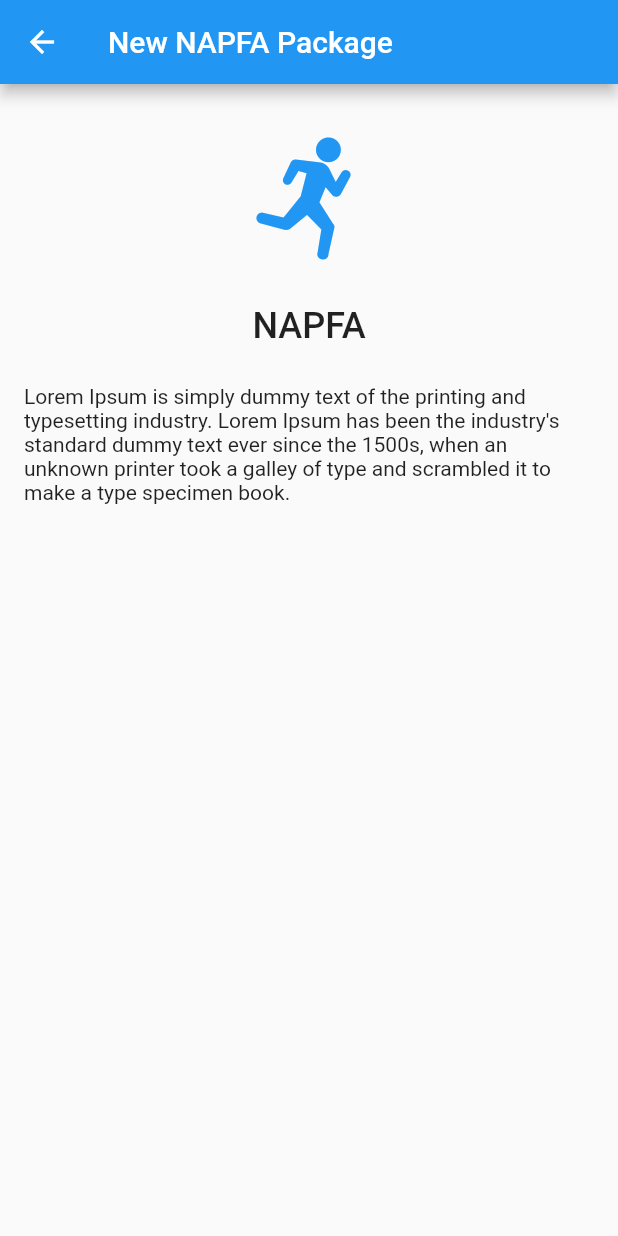
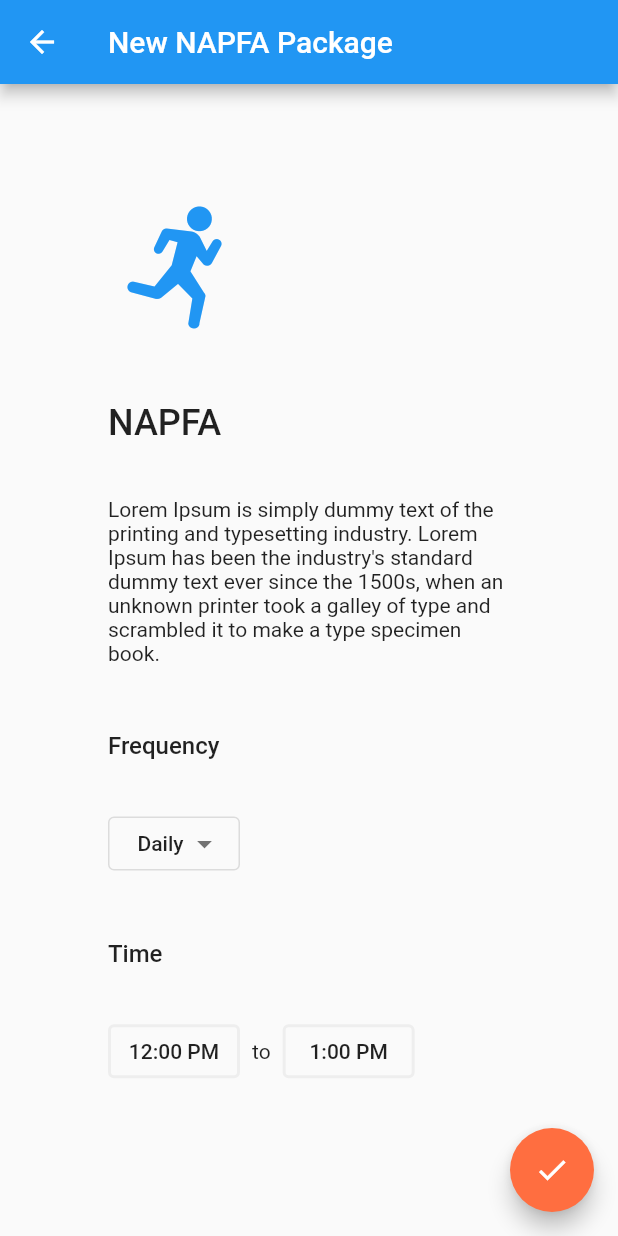
Before and after one commit to CZX123/Fit, a Flutter app: the NewActivityScreen screen opened directly, after a tap on "NAPFA", on a phone screen of 412 x 824 dp. Run offline on Flutter 3.47's test engine with Material 2 defaults, Android fonts, the phone set to English and light mode, and no system bars; our stand-ins replace dynamic_theme; Roboto replaces fonts that are missing (Renner*); statements that could not run were skipped.

Commit message:
Added addActivity screens

```diff
--- /dev/null
+++ b/lib/addActivity.dart
@@ -0,0 +1,388 @@
+import 'dart:async';
+import 'package:flutter/foundation.dart';
+import 'package:flutter/material.dart';
+import 'newActivity.dart';
+
+class AddActivityScreen extends StatefulWidget {
+  const AddActivityScreen({
+    Key key,
+    this.icon: Icons.help,
+    this.image,
+    @required this.name,
+    @required this.description,
+    this.packageTasks,
+  }) : super(key: key);
+
+  final IconData icon;
+  final String image;
+  final String name;
+  final String description;
+  final List<Task> packageTasks;
+
+  @override
+  _AddActivityScreenState createState() => new _AddActivityScreenState();
+}
+
+enum Answer { THRICE, TWICE, DAILY, TWODAYS, THREEDAYS, FIVEDAYS, WEEKLY }
+
+class _AddActivityScreenState extends State<AddActivityScreen> {
+  List<TimeOfDay> _fromTime = [const TimeOfDay(hour: 12, minute: 00)];
+  List<TimeOfDay> _toTime = [const TimeOfDay(hour: 13, minute: 00)];
+  bool _validate = false;
+  List<String> _frequency = [
+    'Three Times a Day',
+    'Twice a Day',
+    'Daily',
+    'Every 2 Days',
+    'Every 3 Days',
+    'Every 5 Days',
+    'Weekly'
+  ];
+  String _selectedFrequency = 'Daily';
+
+  void setFrequency(String newValue) {
+    setState(() {
+      _selectedFrequency = newValue;
+    });
+  }
+
+  Future<Null> _changeFrequency() async {
+    switch (await showDialog(
+      context: context,
+      builder: (context) {
+        return new SimpleDialog(
+          title: new Text(
+            'Change Frequency',
+            style: new TextStyle(
+              height: 1.2,
+              fontFamily: 'Renner*',
+            ),
+          ),
+          children: _frequency.map((String value) {
+            return new SimpleDialogOption(
+              onPressed: () {
+                Navigator.pop(
+                    context, Answer.values[_frequency.indexOf(value)]);
+              },
+              child: new Padding(
+                padding: const EdgeInsets.symmetric(vertical: 4.0),
+                child: new Text(
+                  value,
+                  textAlign: TextAlign.left,
+                ),
+              ),
+            );
+          }).toList(),
+        );
+      },
+    )) {
+      case Answer.THRICE:
+        setFrequency(_frequency[0]);
+        break;
+      case Answer.TWICE:
+        setFrequency(_frequency[1]);
+        break;
+      case Answer.DAILY:
+        setFrequency(_frequency[2]);
+        break;
+      case Answer.TWODAYS:
+        setFrequency(_frequency[3]);
+        break;
+      case Answer.THREEDAYS:
+        setFrequency(_frequency[4]);
+        break;
+      case Answer.FIVEDAYS:
+        setFrequency(_frequency[5]);
+        break;
+      case Answer.WEEKLY:
+        setFrequency(_frequency[6]);
+        break;
+    }
+  }
+
+  @override
+  Widget build(BuildContext context) {
+    _validate = true;
+    if (_selectedFrequency == _frequency[0] && _fromTime.length != 3) {
+      _fromTime = [
+        const TimeOfDay(hour: 7, minute: 00),
+        const TimeOfDay(hour: 12, minute: 00),
+        const TimeOfDay(hour: 17, minute: 00),
+      ];
+      _toTime = [
+        const TimeOfDay(hour: 8, minute: 00),
+        const TimeOfDay(hour: 13, minute: 00),
+        const TimeOfDay(hour: 18, minute: 00),
+      ];
+    } else if (_selectedFrequency == _frequency[1] && _fromTime.length != 2) {
+      if (_fromTime.length == 3) {
+        _fromTime.removeLast();
+        _toTime.removeLast();
+      } else {
+        _fromTime = [
+          const TimeOfDay(hour: 8, minute: 00),
+          const TimeOfDay(hour: 15, minute: 00),
+        ];
+        _toTime = [
+          const TimeOfDay(hour: 9, minute: 00),
+          const TimeOfDay(hour: 16, minute: 00),
+        ];
+      }
+    } else if (_selectedFrequency != _frequency[0] &&
+        _selectedFrequency != _frequency[1] &&
+        _fromTime.length != 1) {
+      if (_fromTime.length == 3) {
+        _fromTime.removeRange(1, 3);
+        _toTime.removeRange(1, 3);
+      } else {
+        _fromTime.removeLast();
+        _toTime.removeLast();
+      }
+    }
+
+    final List<Row> listTimings = [];
+
+    for (int i = 0; i < _fromTime.length; i++) {
+      bool validate = _fromTime[i].hour < _toTime[i].hour ||
+          _fromTime[i].hour == _toTime[i].hour &&
+              _fromTime[i].minute < _toTime[i].minute;
+      if (!validate) _validate = false;
+      listTimings.add(new Row(
+        mainAxisAlignment: MainAxisAlignment.start,
+        crossAxisAlignment: CrossAxisAlignment.baseline,
+        textBaseline: TextBaseline.alphabetic,
+        children: <Widget>[
+          new _TimePicker(
+            initialTime: _fromTime[i],
+            selectTime: (TimeOfDay time) {
+              setState(() {
+                _fromTime[i] = time;
+              });
+            },
+            validate: validate,
+          ),
+          new Padding(
+            padding: const EdgeInsets.symmetric(horizontal: 8.0),
+            child: new Text('to'),
+          ),
+          new _TimePicker(
+            initialTime: _toTime[i],
+            selectTime: (TimeOfDay time) {
+              setState(() {
+                _toTime[i] = time;
+              });
+            },
+            validate: validate,
+          ),
+        ],
+      ));
+    }
+
+    final IconData icon = widget.icon;
+    final String image = widget.image;
+    final String name = widget.name;
+    final String description = widget.description;
+    final List<Task> packageTasks = widget.packageTasks;
+    final bool darkMode = Theme.of(context).brightness == Brightness.dark;
+    final String packageOrTask = packageTasks != null ? 'Package' : 'Task';
+    final double height = MediaQuery.of(context).size.height;
+    final double windowTopPadding = MediaQuery.of(context).padding.top;
+
+    return new Scaffold(
+      backgroundColor: darkMode ? Colors.grey[900] : Colors.grey[50],
+      appBar: new AppBar(
+        backgroundColor: darkMode ? Colors.grey[800] : Colors.blue,
+        title: new Text(
+          'New $name $packageOrTask',
+          style: new TextStyle(
+            height: 1.2,
+            fontFamily: 'Renner*',
+            fontSize: 20.0,
+            fontWeight: FontWeight.w500,
+          ),
+        ),
+      ),
+      body: new SingleChildScrollView(
+        padding: const EdgeInsets.symmetric(horizontal: 72.0, vertical: 32.0),
+        child: new ConstrainedBox(
+          constraints: new BoxConstraints(
+            minHeight: height - 120.0 - windowTopPadding,
+          ),
+          child: new Column(
+            mainAxisAlignment: MainAxisAlignment.spaceEvenly,
+            crossAxisAlignment: CrossAxisAlignment.start,
+            children: <Widget>[
+              new Container(),
+              new SizedBox(
+                height: 96.0,
+                width: 96.0,
+                child: new Hero(
+                  tag: name,
+                  child: (image != null)
+                      ? new Image.asset(
+                          image,
+                          fit: BoxFit.contain,
+                        )
+                      : new FittedBox(
+                          child: new Icon(
+                            icon,
+                            color: darkMode ? Colors.lightBlue : Colors.blue,
+                          ),
+                        ),
+                ),
+              ),
+              new Padding(
+                padding: const EdgeInsets.fromLTRB(0.0, 24.0, 0.0, 8.0),
+                child: new Text(
+                  name,
+                  textAlign: TextAlign.center,
+                  style: new TextStyle(
+                    height: 1.2,
+                    fontFamily: 'Renner*',
+                    fontSize: 24.0,
+                    fontWeight: FontWeight.w500,
+                  ),
+                ),
+              ),
+              new Padding(
+                padding: const EdgeInsets.symmetric(vertical: 8.0),
+                child: new Text(description),
+              ),
+              new Padding(
+                padding: const EdgeInsets.fromLTRB(0.0, 16.0, 0.0, 4.0),
+                child: new Text(
+                  'Frequency',
+                  //textAlign: TextAlign.center,
+                  style: new TextStyle(
+                    height: 1.2,
+                    fontFamily: 'Renner*',
+                    fontSize: 16.0,
+                    fontWeight: FontWeight.w500,
+                  ),
+                ),
+              ),
+              new Container(
+                padding: const EdgeInsets.symmetric(vertical: 8.0),
+                alignment: Alignment.centerLeft,
+                child: new OutlineButton(
+                  shape: new RoundedRectangleBorder(
+                    borderRadius: new BorderRadius.all(
+                      const Radius.circular(4.0),
+                    ),
+                  ),
+                  highlightElevation: 0.0,
+                  highlightedBorderColor:
+                      darkMode ? Colors.lightBlue : Colors.blue,
+                  padding: const EdgeInsets.fromLTRB(16.0, 4.0, 8.0, 4.0),
+                  child: new Row(
+                    mainAxisSize: MainAxisSize.min,
+                    children: <Widget>[
+                      new Text(_selectedFrequency),
+                      new Padding(
+                        padding: const EdgeInsets.only(left: 2.0),
+                        child: new Icon(
+                          Icons.arrow_drop_down,
+                          color: darkMode ? Colors.white : Colors.black54,
+                        ),
+                      ),
+                    ],
+                  ),
+                  onPressed: () {
+                    _changeFrequency();
+                  },
+                ),
+              ),
+              new Padding(
+                padding: const EdgeInsets.fromLTRB(0.0, 12.0, 0.0, 4.0),
+                child: new Text(
+                  _fromTime.length == 1 ? 'Time' : 'Timings',
+                  //textAlign: TextAlign.center,
+                  style: new TextStyle(
+                    height: 1.2,
+                    fontFamily: 'Renner*',
+                    fontSize: 16.0,
+                    fontWeight: FontWeight.w500,
+                  ),
+                ),
+              ),
+              new Padding(
+                padding: const EdgeInsets.symmetric(vertical: 8.0),
+                child: new Column(
+                  children: listTimings,
+                ),
+              ),
+              new Container(),
+              new Container(),
+            ],
+          ),
+        ),
+      ),
+      floatingActionButton: _validate
+          ? new FloatingActionButton(
+              tooltip: 'Add Activity',
+              child: new Icon(Icons.check),
+              onPressed: () {
+                print(_fromTime);
+                print(_toTime);
+                print(_selectedFrequency);
+              },
+            )
+          : null,
+    );
+  }
+}
+
+class _TimePicker extends StatelessWidget {
+  const _TimePicker({Key key, this.initialTime, this.selectTime, this.validate})
+      : super(key: key);
+
+  final TimeOfDay initialTime;
+  final ValueChanged<TimeOfDay> selectTime;
+  final bool validate;
+
+  Future<Null> _selectTime(BuildContext context) async {
+    final TimeOfDay picked = await showTimePicker(
+      context: context,
+      initialTime: initialTime,
+    );
+    if (picked != null && picked != initialTime) selectTime(picked);
+  }
+
+  @override
+  Widget build(BuildContext context) {
+    final bool darkMode = Theme.of(context).brightness == Brightness.dark;
+    final Color red = darkMode ? Colors.redAccent[200] : Colors.red;
+    final Color textColor = darkMode ? Colors.white : Colors.black87;
+    final Color outlineColor = darkMode ? Colors.grey[600] : Colors.grey[200];
+    final Color highlightedBorderColor =
+        darkMode ? Colors.lightBlue : Colors.blue;
+    return new OutlineButton(
+      shape: new RoundedRectangleBorder(
+        borderRadius: new BorderRadius.all(
+          const Radius.circular(4.0),
+        ),
+      ),
+      highlightElevation: 0.0,
+      highlightedBorderColor: validate ? highlightedBorderColor : red,
+      borderSide: new BorderSide(
+        color: validate ? outlineColor : red,
+        width: 2.0,
+      ),
+      padding: const EdgeInsets.all(0.0),
+      child: new Container(
+        height: 36.0,
+        alignment: Alignment.center,
+        child: new Text(
+          initialTime.format(context),
+          style: new TextStyle(
+            color: validate ? textColor : red,
+            fontWeight: FontWeight.w500,
+          ),
+        ),
+      ),
+      onPressed: () {
+        _selectTime(context);
+      },
+    );
+  }
+}
--- a/lib/main.dart
+++ b/lib/main.dart
@@ -23,6 +23,7 @@ class MyApp extends StatelessWidget {
       ),
       themedWidgetBuilder: (context, theme) {
         return new MaterialApp(
+          debugShowCheckedModeBanner: false,
           title: 'Fit',
           theme: theme,
           home: new MyHomePage(title: 'Fit'),
@@ -78,7 +79,7 @@ class _MyHomePageState extends State<MyHomePage> with TickerProviderStateMixin {
     int index = controller.index;
     bool darkMode = Theme.of(context).brightness == Brightness.dark;
     if (index == 0 && !darkMode) changeColor(Colors.blue, Colors.deepOrangeAccent);
-    else if (index == 0) changeColor(Colors.grey[900], Colors.deepOrangeAccent[700]);
+    else if (index == 0) changeColor(Colors.grey[900], Colors.deepOrangeAccent);
     else if (index == 1 && !darkMode) changeColor(Colors.green, Colors.limeAccent);
     else if (index == 1) changeColor(Colors.grey[900], Colors.limeAccent[700]);
     else if (index == 2 && !darkMode) changeColor(Colors.blueGrey, Colors.blueGrey);
--- a/lib/newActivity.dart
+++ b/lib/newActivity.dart
@@ -1,7 +1,7 @@
 import 'package:flutter/foundation.dart';
 import 'package:flutter/material.dart';
 import 'data/newActivityList.dart';
-import 'newPackageTask.dart';
+import 'addActivity.dart';
 import 'customWidgets.dart';
 import 'sportsIcons.dart';
 import 'customExpansionPanel.dart';
@@ -26,7 +26,7 @@ class _NewActivityScreenState extends State<NewActivityScreen> {
       header: 'Sports',
       icon: SportsIcons.tennis,
       body: new Padding(
-        padding: new EdgeInsets.only(bottom: 8.0),
+        padding: const EdgeInsets.only(bottom: 8.0),
         child: new Column(
           children: sportsList,
         ),
@@ -37,7 +37,7 @@ class _NewActivityScreenState extends State<NewActivityScreen> {
       header: 'Others',
       icon: SportsIcons.stretching,
       body: new Padding(
-        padding: new EdgeInsets.only(bottom: 8.0),
+        padding: const EdgeInsets.only(bottom: 8.0),
         child: new Column(
           children: taskList,
         ),
@@ -71,7 +71,7 @@ class _NewActivityScreenState extends State<NewActivityScreen> {
       body: new CustomScrollView(
         slivers: <Widget>[
           new SliverPadding(
-            padding: new EdgeInsets.fromLTRB(16.0, 28.0, 16.0, 16.0),
+            padding: const EdgeInsets.fromLTRB(16.0, 28.0, 16.0, 16.0),
             sliver: new SliverToBoxAdapter(
               child: new Text(
                 'Packages',
@@ -84,7 +84,7 @@ class _NewActivityScreenState extends State<NewActivityScreen> {
             ),
           ),
           new SliverPadding(
-            padding: new EdgeInsets.all(8.0),
+            padding: const EdgeInsets.all(8.0),
             sliver: new SliverGrid.count(
               crossAxisCount: (orientation == Orientation.portrait) ? 2 : 3,
               childAspectRatio:
@@ -95,7 +95,7 @@ class _NewActivityScreenState extends State<NewActivityScreen> {
             ),
           ),
           new SliverPadding(
-            padding: new EdgeInsets.fromLTRB(16.0, 24.0, 16.0, 24.0),
+            padding: const EdgeInsets.fromLTRB(16.0, 24.0, 16.0, 24.0),
             sliver: new SliverToBoxAdapter(
               child: new Text(
                 'Tasks',
@@ -108,7 +108,7 @@ class _NewActivityScreenState extends State<NewActivityScreen> {
             ),
           ),
           new SliverPadding(
-            padding: new EdgeInsets.only(bottom: 32.0),
+            padding: const EdgeInsets.only(bottom: 32.0),
             sliver: new SliverToBoxAdapter(
               child: new CustomExpansionPanelList(
                 expansionCallback: (index, isExpanded) {
@@ -167,14 +167,6 @@ class _NewActivityScreenState extends State<NewActivityScreen> {
               ),
             ),
           ),
-          /*new SliverPadding(
-            padding: new EdgeInsets.only(bottom: 32.0),
-            sliver: new SliverList(
-              delegate: new SliverChildBuilderDelegate((context, i) {
-                if (i < taskList.length) return taskList[i];
-              }),
-            ),
-          ),*/
         ],
       ),
     );
@@ -185,19 +177,17 @@ class Package extends StatelessWidget {
   Package({
     this.icon: Icons.help,
     this.image,
-    this.color,
     @required this.name,
     this.description,
+    this.packageTasks,
   });
   final IconData icon;
   final String image;
-  final Color color;
   final String name;
   final String description;
+  final List<Task> packageTasks;
   Widget build(BuildContext context) {
     final bool darkMode = Theme.of(context).brightness == Brightness.dark;
-    final Color actualColor =
-        color ?? (darkMode ? Colors.lightBlue : Colors.blue);
     return new RaisedButton(
       elevation: darkMode ? 0.0 : 2.0,
       color: darkMode ? Colors.grey[850] : Colors.white,
@@ -210,18 +200,19 @@ class Package extends StatelessWidget {
         Navigator.push(
             context,
             new FadingPageRoute(
-              builder: (context) => new NewPackageScreen(
+              builder: (context) => new AddActivityScreen(
                     icon: icon,
                     image: image,
-                    color: actualColor,
                     name: name,
                     description: description ??
                         "Lorem Ipsum is simply dummy text of the printing and typesetting industry. Lorem Ipsum has been the industry's standard dummy text ever since the 1500s, when an unknown printer took a galley of type and scrambled it to make a type specimen book.",
+                    packageTasks: packageTasks ?? [],
                   ),
-            ));
+            ),
+          );
       },
       child: new Container(
-        padding: new EdgeInsets.all(8.0),
+        padding: const EdgeInsets.all(8.0),
         child: new Column(
           mainAxisAlignment: MainAxisAlignment.spaceEvenly,
           children: <Widget>[
@@ -238,7 +229,7 @@ class Package extends StatelessWidget {
                     : new FittedBox(
                         child: new Icon(
                           icon,
-                          color: actualColor,
+                          color: darkMode ? Colors.lightBlue : Colors.blue,
                         ),
                       ),
               ),
@@ -277,7 +268,6 @@ class Task extends StatelessWidget {
     final bool darkMode = Theme.of(context).brightness == Brightness.dark;
     return new FlatButton(
       child: new Container(
-        padding: const EdgeInsets.only(left: 2.0),
         height: 56.0,
         child: new Row(
           children: <Widget>[
@@ -300,7 +290,7 @@ class Task extends StatelessWidget {
               ),
             ),
             new Padding(
-              padding: const EdgeInsets.only(left: 22.0),
+              padding: const EdgeInsets.only(left: 24.0),
               child: new Text(name),
             ),
           ],
@@ -310,7 +300,7 @@ class Task extends StatelessWidget {
         Navigator.push(
             context,
             new FadingPageRoute(
-              builder: (context) => new NewTaskScreen(
+              builder: (context) => new AddActivityScreen(
                     icon: icon,
                     image: image,
                     name: name,
--- a/lib/newPackageTask.dart
+++ /dev/null
@@ -1,163 +0,0 @@
-import 'package:flutter/foundation.dart';
-import 'package:flutter/material.dart';
-
-class NewPackageScreen extends StatelessWidget {
-
-  NewPackageScreen({
-    this.icon: Icons.help,
-    this.image,
-    this.color,
-    @required this.name,
-    @required this.description,
-  });
-
-  final IconData icon;
-  final String image;
-  final Color color;
-  final String name;
-  final String description;
-
-  @override
-  Widget build(BuildContext context) {
-    final bool darkMode = Theme.of(context).brightness == Brightness.dark;
-    return new Scaffold(
-      backgroundColor: darkMode ? Colors.grey[900] : Colors.grey[50],
-      appBar: new AppBar(
-        backgroundColor: darkMode ? Colors.grey[800] : Colors.blue,
-        title: new Text(
-          'New $name Package',
-          style: new TextStyle(
-            height: 1.2,
-            fontFamily: 'Renner*',
-            fontSize: 20.0,
-            fontWeight: FontWeight.w500
-          ),
-        ),
-      ),
-      body: new ListView(
-        children: <Widget>[
-          new Container(
-            height: 200.0,
-            child: new Column(
-              mainAxisAlignment: MainAxisAlignment.spaceEvenly,
-              children: <Widget>[
-                new SizedBox(
-                  height: 96.0,
-                  width: 96.0,
-                  child: new Hero(
-                    tag: name,
-                    child: (image != null)
-                      ? new Image.asset(
-                          image,
-                          fit: BoxFit.contain,
-                        )
-                      : new FittedBox(
-                          child: new Icon(
-                            icon,
-                            color: color,
-                          ),
-                        ),
-                  ),
-                ),
-                new Text(
-                  name,
-                  textAlign: TextAlign.center,
-                  style: new TextStyle(
-                    height: 1.2,
-                    fontFamily: 'Renner*',
-                    fontSize: 24.0,
-                    fontWeight: FontWeight.w500,
-                  ),
-                ),
-              ],
-            ),
-          ),
-          new Container(
-            padding: new EdgeInsets.symmetric(horizontal: 16.0),
-            child: new Text(description),
-          )
-        ],
-      ),
-    );
-  }
-
-}
-
-class NewTaskScreen extends StatelessWidget {
-
-  NewTaskScreen({
-    this.icon: Icons.help,
-    this.image,
-    @required this.name,
-    @required this.description,
-  });
-
-  final IconData icon;
-  final String image;
-  final String name;
-  final String description;
-
-  @override
-  Widget build(BuildContext context) {
-    final bool darkMode = Theme.of(context).brightness == Brightness.dark;
-    return new Scaffold(
-      backgroundColor: darkMode ? Colors.grey[900] : Colors.grey[50],
-      appBar: new AppBar(
-        backgroundColor: darkMode ? Colors.grey[800] : Colors.blue,
-        title: new Text(
-          'New $name Task',
-          style: new TextStyle(
-            height: 1.2,
-            fontFamily: 'Renner*',
-            fontSize: 20.0,
-            fontWeight: FontWeight.w500
-          ),
-        ),
-      ),
-      body: new ListView(
-        children: <Widget>[
-          new Container(
-            height: 200.0,
-            child: new Column(
-              mainAxisAlignment: MainAxisAlignment.spaceEvenly,
-              children: <Widget>[
-                new SizedBox(
-                  height: 96.0,
-                  width: 96.0,
-                  child: new Hero(
-                    tag: name,
-                    child: (image != null)
-                      ? new Image.asset(
-                          image,
-                          fit: BoxFit.contain,
-                        )
-                      : new FittedBox(
-                          child: new Icon(
-                            icon,
-                            color: Colors.blue,
-                          ),
-                        ),
-                  ),
-                ),
-                new Text(
-                  name,
-                  textAlign: TextAlign.center,
-                  style: new TextStyle(
-                    height: 1.2,
-                    fontFamily: 'Renner*',
-                    fontSize: 24.0,
-                    fontWeight: FontWeight.w500,
-                  ),
-                ),
-              ],
-            ),
-          ),
-          new Container(
-            padding: new EdgeInsets.symmetric(horizontal: 16.0),
-            child: new Text(description),
-          )
-        ],
-      ),
-    );
-  }
-}
--- a/lib/settings.dart
+++ b/lib/settings.dart
@@ -12,7 +12,7 @@ class SettingsScreen extends StatelessWidget {
       body: new ListView(
         children: <Widget>[
           new Padding(
-            padding: new EdgeInsets.fromLTRB(16.0, 24.0, 16.0, 12.0),
+            padding: const EdgeInsets.fromLTRB(16.0, 24.0, 16.0, 12.0),
             child: new Text(
               'Settings',
               style: new TextStyle(
--- a/lib/sportsIcons.dart
+++ b/lib/sportsIcons.dart
@@ -99,4 +99,5 @@ class SportsIcons {
   static const IconData windsurfing = const IconData(0xe95d, fontFamily: font);
   static const IconData yachting = const IconData(0xe95e, fontFamily: font);
   static const IconData yoga = const IconData(0xe95f, fontFamily: font);
+  static const IconData footsteps = const IconData(0xe960, fontFamily: font);
 }
--- a/pubspec.yaml
+++ b/pubspec.yaml
@@ -4,14 +4,9 @@ description: An all-in-one fitness app
 dependencies:
   flutter:
     sdk: flutter
-
-  # The following adds the Cupertino Icons font to your application.
-  # Use with the CupertinoIcons class for iOS style icons.
-  cupertino_icons: ^0.1.2
   dynamic_theme:
     git:
       url: git://github.com/Norbert515/dynamic_theme.git
-  flutter_svg: ^0.5.0
 
 dev_dependencies:
   flutter_test:
@@ -32,7 +27,6 @@ flutter:
     - assets/diet-icons/broccoli.webp
     - assets/diet-icons/carrot.webp
     - assets/diet-icons/detox.webp
-    - assets/svg/footsteps.svg
   fonts:
     - family: Sports
       fonts:
```
Also changed, not shown: lib/data/newActivityList.dart (+17 -9 lines), lib/diet.dart (+6 -6 lines), lib/exercise.dart (+15 -14 lines), assets/fonts/Sports.ttf, assets/svg/footsteps.svg, pubspec.lock, 2 other files.
